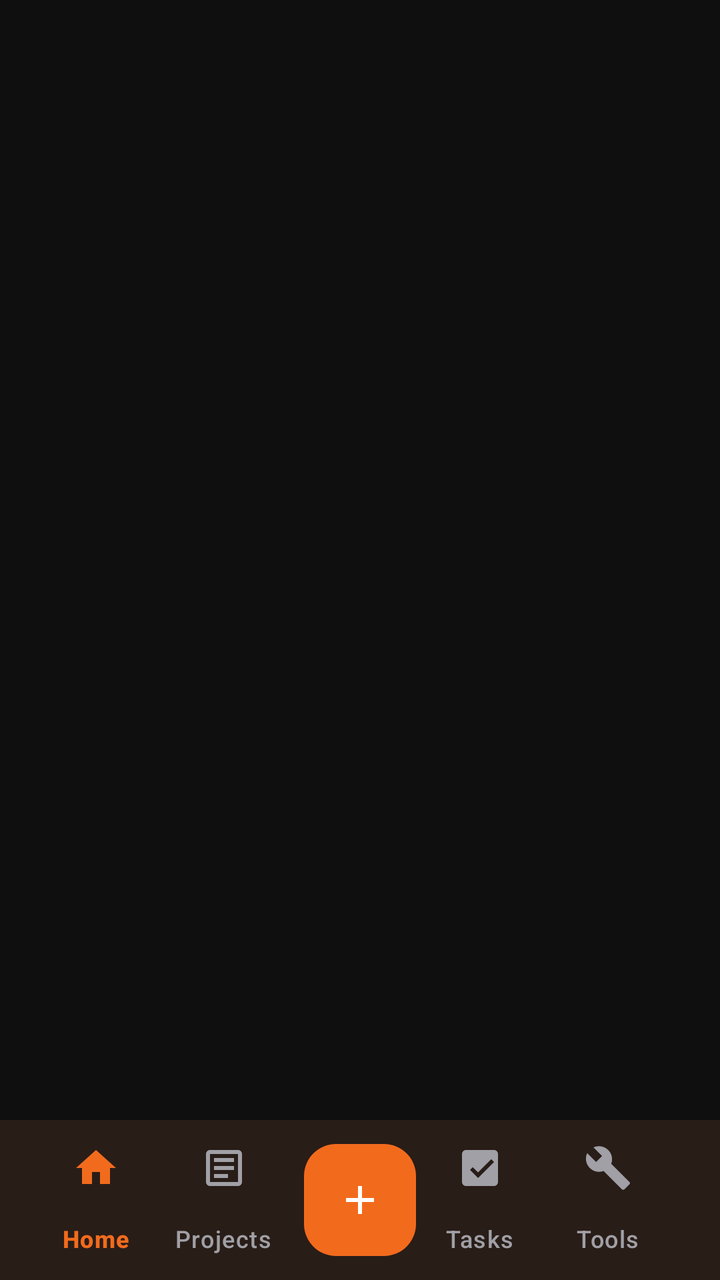
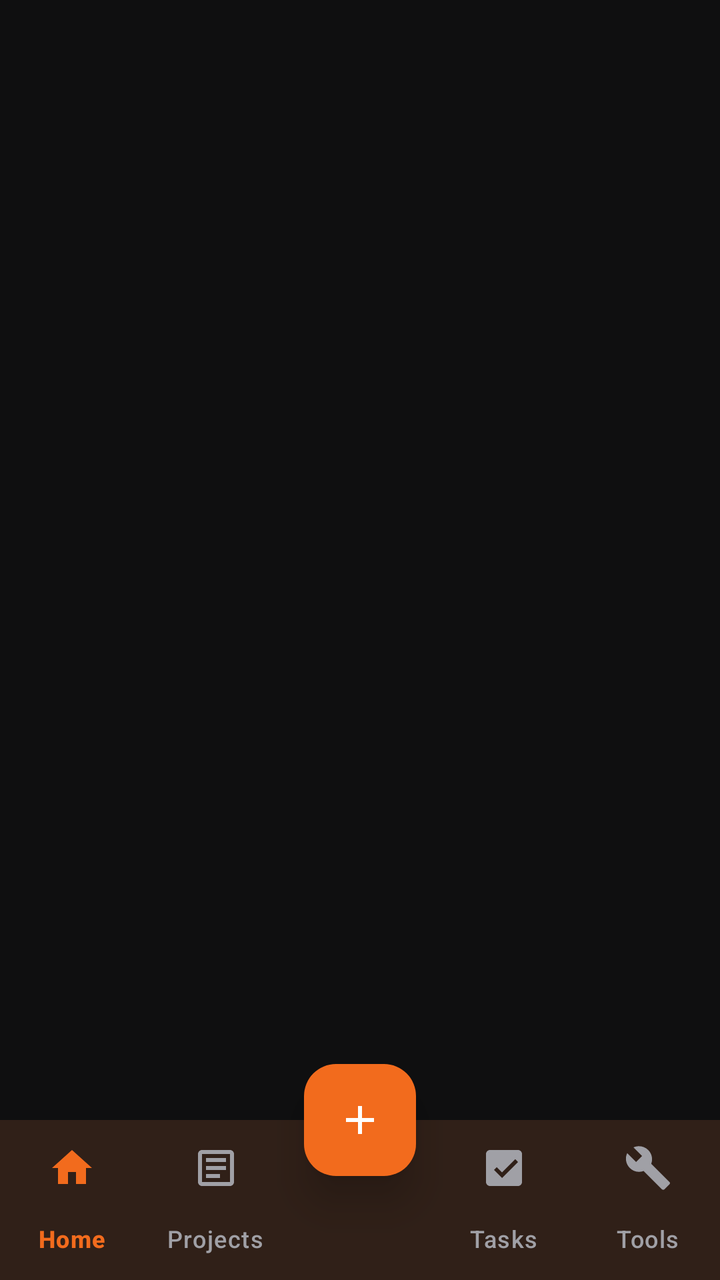

Before-and-after screenshots of an Android layout around one commit, followed by the original layout XML and the change that was made.
<!-- AndroidManifest.xml: application theme Theme.Contructionmanagementapp -->
<!-- res/layout/fragment_main_shell.xml -->
<?xml version="1.0" encoding="utf-8"?>
<androidx.coordinatorlayout.widget.CoordinatorLayout xmlns:android="http://schemas.android.com/apk/res/android"
    xmlns:app="http://schemas.android.com/apk/res-auto"
    android:layout_width="match_parent"
    android:layout_height="match_parent"
    android:background="@color/cms_background">

    
    <androidx.viewpager2.widget.ViewPager2
        android:id="@+id/viewPagerShell"
        android:layout_width="match_parent"
        android:layout_height="match_parent"
        android:layout_marginBottom="64dp" />

    
    <com.google.android.material.bottomappbar.BottomAppBar
        android:id="@+id/bottomAppBar"
        android:layout_width="match_parent"
        android:layout_height="wrap_content"
        android:layout_gravity="bottom"
        android:backgroundTint="@color/cms_surface"
        app:fabAlignmentMode="center"
        app:fabCradleMargin="8dp"
        app:fabCradleRoundedCornerRadius="16dp"
        app:hideOnScroll="false">

        <com.google.android.material.bottomnavigation.BottomNavigationView
            android:id="@+id/bottomNavView"
            android:layout_width="match_parent"
            android:layout_height="wrap_content"
            android:layout_marginEnd="16dp"
            android:background="@android:color/transparent"
            app:elevation="0dp"
            app:itemIconTint="@color/bottom_nav_color_selector"
            app:itemTextColor="@color/bottom_nav_color_selector"
            app:labelVisibilityMode="labeled"
            app:menu="@menu/bottom_nav_menu" />

    </com.google.android.material.bottomappbar.BottomAppBar>

    
    <com.google.android.material.floatingactionbutton.FloatingActionButton
        android:id="@+id/fabQuickAction"
        android:layout_width="wrap_content"
        android:layout_height="wrap_content"
        android:backgroundTint="@color/cms_accent"
        android:contentDescription="Quick Action"
        android:src="@drawable/ic_plus"
        app:borderWidth="0dp"
        app:elevation="6dp"
        app:layout_anchor="@id/bottomAppBar"
        app:tint="@color/cms_accent_on" />

</androidx.coordinatorlayout.widget.CoordinatorLayout>
<!-- resources referenced by this layout -->
<resources>
  <color name="cms_accent">#F26B1D</color>
  <color name="cms_accent_on">#FFFFFF</color>
  <color name="cms_background">#0F0F10</color>
  <color name="cms_surface">#171718</color>
  <!-- drawable ic_plus (drawable) -->
  <vector xmlns:android="http://schemas.android.com/apk/res/android"
      android:width="24dp"
      android:height="24dp"
      android:viewportWidth="24"
      android:viewportHeight="24">
      <path
          android:fillColor="@color/cms_accent_on"
          android:pathData="M19,13h-6v6h-2v-6H5v-2h6V5h2v6h6v2z" />
  </vector>
  <style name="Theme.Contructionmanagementapp" parent="Theme.CMS" />
  <style name="Theme.CMS" parent="Theme.Material3.Dark.NoActionBar">
          
          <item name="colorPrimary">@color/cms_accent</item>
          <item name="colorPrimaryVariant">@color/cms_accent_pressed</item>
          <item name="colorOnPrimary">@color/cms_accent_on</item>
          <item name="colorSecondary">@color/cms_accent</item>
          <item name="colorOnSecondary">@color/cms_accent_on</item>
          
          
          <item name="android:windowBackground">@color/cms_background</item>
          <item name="colorSurface">@color/cms_surface</item>
          <item name="colorOnSurface">@color/cms_text_primary</item>
          <item name="android:colorBackground">@color/cms_background</item>
          <item name="android:textColorPrimary">@color/cms_text_primary</item>
          <item name="android:textColorSecondary">@color/cms_text_secondary</item>
  
          
          <item name="android:statusBarColor">@color/cms_background</item>
          <item name="android:navigationBarColor">@color/cms_surface</item>
          <item name="android:windowLightStatusBar">false</item>
          <item name="android:windowLightNavigationBar">false</item>
  
          
          <item name="bottomSheetDialogTheme">@style/Theme.CMS.BottomSheetDialog</item>
      </style>
  <color name="cms_accent_pressed">#D95A10</color>
  <color name="cms_text_primary">#FFFFFF</color>
  <color name="cms_text_secondary">#A0A0A6</color>
  <style name="Theme.CMS.BottomSheetDialog" parent="ThemeOverlay.Material3.BottomSheetDialog">
          <item name="bottomSheetStyle">@style/Widget.CMS.BottomSheet.Modal</item>
          <item name="android:windowIsFloating">false</item>
          <item name="android:statusBarColor">@color/cms_transparent</item>
          <item name="android:navigationBarColor">@color/cms_surface</item>
      </style>
  <style name="Widget.CMS.BottomSheet.Modal" parent="Widget.Material3.BottomSheet.Modal">
          <item name="backgroundTint">@color/cms_surface</item>
          <item name="shapeAppearance">@style/ShapeAppearance.CMS.BottomSheet</item>
      </style>
  <color name="cms_transparent">#00000000</color>
  <style name="ShapeAppearance.CMS.BottomSheet" parent="ShapeAppearance.Material3.Corner.None">
          <item name="cornerSizeTopLeft">@dimen/cms_radius_card</item>
          <item name="cornerSizeTopRight">@dimen/cms_radius_card</item>
          <item name="cornerSizeBottomLeft">0dp</item>
          <item name="cornerSizeBottomRight">0dp</item>
      </style>
  <dimen name="cms_radius_card">20dp</dimen>
</resources>

<!-- the commit's change to res/layout/fragment_main_shell.xml (unified diff, before → after) -->
@@ -10,33 +10,20 @@
         android:id="@+id/viewPagerShell"
         android:layout_width="match_parent"
         android:layout_height="match_parent"
-        android:layout_marginBottom="64dp" />
+        android:layout_marginBottom="68dp" />
 
     
-    <com.google.android.material.bottomappbar.BottomAppBar
-        android:id="@+id/bottomAppBar"
+    <com.google.android.material.bottomnavigation.BottomNavigationView
+        android:id="@+id/bottomNavView"
         android:layout_width="match_parent"
         android:layout_height="wrap_content"
         android:layout_gravity="bottom"
-        android:backgroundTint="@color/cms_surface"
-        app:fabAlignmentMode="center"
-        app:fabCradleMargin="8dp"
-        app:fabCradleRoundedCornerRadius="16dp"
-        app:hideOnScroll="false">
-
-        <com.google.android.material.bottomnavigation.BottomNavigationView
-            android:id="@+id/bottomNavView"
-            android:layout_width="match_parent"
-            android:layout_height="wrap_content"
-            android:layout_marginEnd="16dp"
-            android:background="@android:color/transparent"
-            app:elevation="0dp"
-            app:itemIconTint="@color/bottom_nav_color_selector"
-            app:itemTextColor="@color/bottom_nav_color_selector"
-            app:labelVisibilityMode="labeled"
-            app:menu="@menu/bottom_nav_menu" />
-
-    </com.google.android.material.bottomappbar.BottomAppBar>
+        android:background="@color/cms_surface"
+        app:elevation="8dp"
+        app:itemIconTint="@color/bottom_nav_color_selector"
+        app:itemTextColor="@color/bottom_nav_color_selector"
+        app:labelVisibilityMode="labeled"
+        app:menu="@menu/bottom_nav_menu" />
 
     
     <com.google.android.material.floatingactionbutton.FloatingActionButton
@@ -47,8 +34,9 @@
         android:contentDescription="Quick Action"
         android:src="@drawable/ic_plus"
         app:borderWidth="0dp"
-        app:elevation="6dp"
-        app:layout_anchor="@id/bottomAppBar"
+        app:elevation="12dp"
+        app:layout_anchor="@id/bottomNavView"
+        app:layout_anchorGravity="top|center_horizontal"
         app:tint="@color/cms_accent_on" />
 
 </androidx.coordinatorlayout.widget.CoordinatorLayout>
